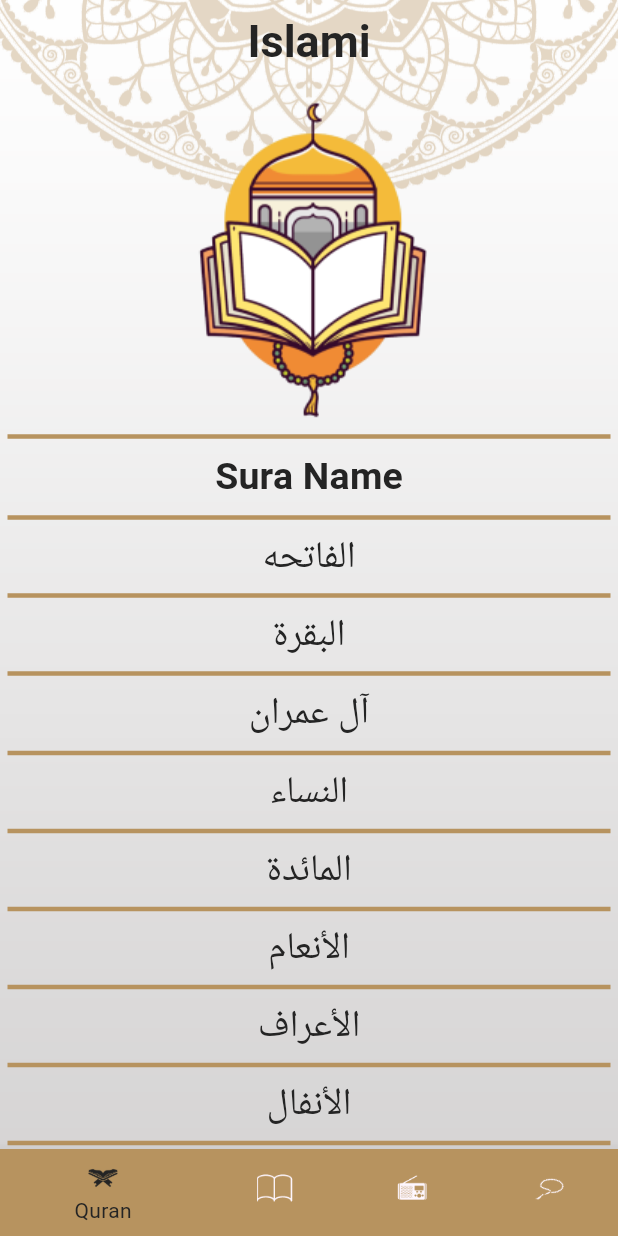
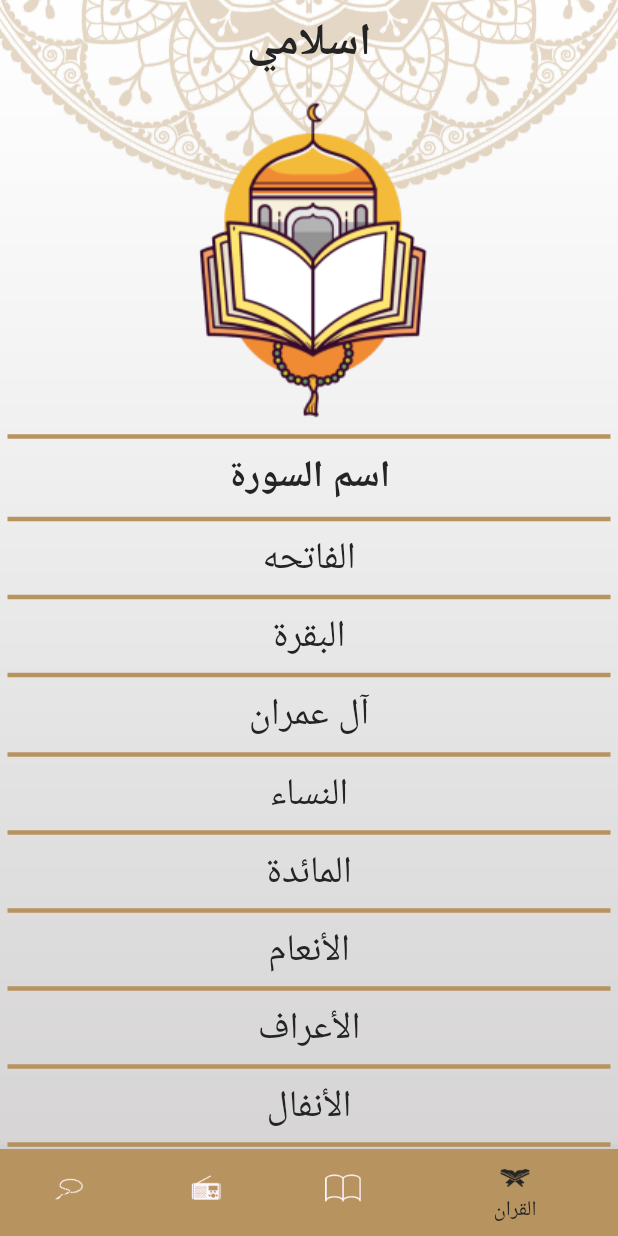
Before and after one commit to shahdadell/islamic_app, a Flutter app: the screen it shows after launch, on a phone screen of 412 x 824 dp. Run offline on Flutter 3.47's test engine with Material 3 defaults, Android fonts, the phone set to English and light mode, and no system bars; generated files the repository leaves out were written again.

Commit message:
initial hadeth_details_screen

```diff
--- /dev/null
+++ b/l10n.yaml
@@ -0,0 +1,3 @@
+arb-dir: lib/l10n
+template-arb-file: app_en.arb
+output-localization-file: app_localizations.dart
--- a/lib/home/hadeth/hadeth_details_screen.dart
+++ b/lib/home/hadeth/hadeth_details_screen.dart
@@ -6,6 +6,7 @@ import 'hadeth_tap.dart';
 class HadethDetailsScreen extends StatefulWidget {
   static const String routeName = "hadeth-detailers";
   const HadethDetailsScreen({super.key});
+
 
   @override
   State<HadethDetailsScreen> createState() => _HadethDetailsScreenState();
--- a/lib/home/hadeth/hadeth_tap.dart
+++ b/lib/home/hadeth/hadeth_tap.dart
@@ -1,8 +1,11 @@
 import 'package:flutter/material.dart';
 import 'package:flutter/services.dart';
 import 'package:islamic_app/home/hadeth/item_hadeth_name.dart';
+import 'package:flutter_gen/gen_l10n/app_localizations.dart';
 
 class HadethTap extends StatefulWidget {
+  const HadethTap({super.key});
+
   @override
   State<HadethTap> createState() => _HadethTapState();
 }
@@ -26,7 +29,7 @@ class _HadethTapState extends State<HadethTap> {
             indent: 5,
           ),
           Text(
-            "Hadeth Name",
+            AppLocalizations.of(context)!.hadeth_name,
             style: Theme.of(context).textTheme.titleMedium,
           ),
           Divider(
--- a/lib/home/homescreen/home_screen.dart
+++ b/lib/home/homescreen/home_screen.dart
@@ -1,13 +1,12 @@
 import 'package:flutter/material.dart';
-
+import 'package:flutter_gen/gen_l10n/app_localizations.dart';
 import '../hadeth/hadeth_tap.dart';
 import '../quran/quran_tab.dart';
 import '../radio/radio_tap.dart';
 import '../sebha/sebha_tap.dart';
 
-
 class HomeScreen extends StatefulWidget {
-  static const String routeName = "HomeScreen" ;
+  static const String routeName = "HomeScreen";
 
   const HomeScreen({super.key});
 
@@ -16,21 +15,23 @@ class HomeScreen extends StatefulWidget {
 }
 
 class _HomeScreenState extends State<HomeScreen> {
-  int selectedIndex = 0 ;
+  int selectedIndex = 0;
 
   @override
   Widget build(BuildContext context) {
-    var mediaQuery2 = MediaQuery.of(context).size ;
+    var mediaQuery2 = MediaQuery.of(context).size;
     return Stack(
       children: [
-        Image.asset("assets/images/background.png",
+        Image.asset(
+          "assets/images/background.png",
           width: mediaQuery2.width,
           height: mediaQuery2.height,
           fit: BoxFit.cover,
         ),
         Scaffold(
           appBar: AppBar(
-            title: Text("Islami",
+            title: Text(
+              AppLocalizations.of(context)!.app_title,
               style: Theme.of(context).textTheme.titleLarge,
             ),
           ),
@@ -39,42 +40,43 @@ class _HomeScreenState extends State<HomeScreen> {
               canvasColor: Theme.of(context).primaryColor,
             ),
             child: BottomNavigationBar(
-              currentIndex: selectedIndex ,
+                currentIndex: selectedIndex,
                 onTap: (index) {
-                selectedIndex = index ;
-                setState(() {
-
-                });
+                  selectedIndex = index;
+                  setState(() {});
                 },
-                items: const [
+                items: [
                   BottomNavigationBarItem(
-                      icon: ImageIcon(AssetImage("assets/images/quran1.png"),),
-                      label: "Quran",
+                    icon: ImageIcon(
+                      AssetImage("assets/images/quran1.png"),
+                    ),
+                    label: AppLocalizations.of(context)!.quran,
                   ),
                   BottomNavigationBarItem(
-                    icon: ImageIcon(AssetImage("assets/images/hadeth1.png"),),
-                    label: "Hadeth",
+                    icon: ImageIcon(
+                      AssetImage("assets/images/hadeth1.png"),
+                    ),
+                    label: AppLocalizations.of(context)!.hadeth,
                   ),
                   BottomNavigationBarItem(
-                    icon: ImageIcon(AssetImage("assets/images/radio1.png"),),
-                    label: "Radio",
+                    icon: ImageIcon(
+                      AssetImage("assets/images/radio1.png"),
+                    ),
+                    label: AppLocalizations.of(context)!.radio,
                   ),
                   BottomNavigationBarItem(
-                    icon: ImageIcon(AssetImage("assets/images/sebha1.png"),),
-                    label: "Sebha",
+                    icon: ImageIcon(
+                      AssetImage("assets/images/sebha1.png"),
+                    ),
+                    label: AppLocalizations.of(context)!.sebha,
                   ),
-                ]
-            ),
+                ]),
           ),
           body: tabs[selectedIndex],
         ),
       ],
     );
   }
-  List<Widget> tabs = [
-     QuranTab(),
-      HadethTap(),
-      SebhaTap(),
-      RadioTap()
-  ];
+
+  List<Widget> tabs = [QuranTab(), HadethTap(), SebhaTap(), RadioTap()];
 }
--- a/lib/home/quran/quran_tab.dart
+++ b/lib/home/quran/quran_tab.dart
@@ -1,5 +1,5 @@
 import 'package:flutter/material.dart';
-
+import 'package:flutter_gen/gen_l10n/app_localizations.dart';
 import 'item_sura_name.dart';
 
 class QuranTab extends StatelessWidget {
@@ -134,7 +134,7 @@ class QuranTab extends StatelessWidget {
             indent: 5,
           ),
           Text(
-            "Sura Name",
+            AppLocalizations.of(context)!.sura_name,
             style: Theme.of(context).textTheme.titleMedium,
           ),
           Divider(
--- /dev/null
+++ b/lib/l10n/app_ar.arb
@@ -0,0 +1,10 @@
+{
+  "app_title" : "اسلامي" ,
+  "quran" : "القران" ,
+  "sebha" : "السبحة" ,
+  "radio" : "الاذاعة",
+  "hadeth" : "الحديث",
+  "sura_name" : "اسم السورة",
+  "hadeth_name" : "اسم الحديث"
+
+}
--- /dev/null
+++ b/lib/l10n/app_en.arb
@@ -0,0 +1,10 @@
+{
+  "app_title" : "Islami" ,
+  "quran" : "Quran" ,
+  "sebha" : "Sebha" ,
+  "radio" : "Radio",
+  "hadeth" : "hadeth",
+  "sura_name" : "SuraName",
+  "hadeth_name" : "Hadeth Name"
+
+}
--- a/lib/main.dart
+++ b/lib/main.dart
@@ -1,5 +1,5 @@
 import 'package:flutter/material.dart';
-import 'package:islamic_app/home/hadeth/hadeth_tap.dart';
+import 'package:flutter_gen/gen_l10n/app_localizations.dart';
 import 'home/hadeth/hadeth_details_screen.dart';
 import 'home/homescreen/home_screen.dart';
 import 'home/quran/sura_details_screen.dart';
@@ -20,12 +20,15 @@ class MyApp extends StatelessWidget {
       debugShowCheckedModeBanner: false,
       initialRoute: SplashScreen.routeName,
       routes: {
-        SplashScreen.routeName : (context) => const SplashScreen() ,
-        HomeScreen.routeName : (context) => const HomeScreen(),
-        SuraDetailsScreen.routeName :(context) => const SuraDetailsScreen(),
-        HadethDetailsScreen.routeName :(context) => const HadethDetailsScreen(),
+        SplashScreen.routeName: (context) => const SplashScreen(),
+        HomeScreen.routeName: (context) => const HomeScreen(),
+        SuraDetailsScreen.routeName: (context) => const SuraDetailsScreen(),
+        HadethDetailsScreen.routeName: (context) => const HadethDetailsScreen(),
       },
       theme: MyTheme.lightTheme,
+      locale: Locale('ar'),
+      localizationsDelegates: AppLocalizations.localizationsDelegates,
+      supportedLocales: AppLocalizations.supportedLocales,
     );
   }
 }
--- a/lib/my_theme.dart
+++ b/lib/my_theme.dart
@@ -27,7 +27,7 @@ class MyTheme {
       ),
       titleSmall: TextStyle(
         fontSize: 25,
-        fontWeight: FontWeight.w400,
+        fontWeight: FontWeight.w500,
         color: blackColor,
       ),
     ),
--- a/pubspec.yaml
+++ b/pubspec.yaml
@@ -39,6 +39,9 @@ dependencies:
 dev_dependencies:
   flutter_test:
     sdk: flutter
+  flutter_localizations:
+    sdk: flutter
+  intl: any
 
   # The "flutter_lints" package below contains a set of recommended lints to
   # encourage good coding practices. The lint set provided by the package is
@@ -52,6 +55,7 @@ dev_dependencies:
 
 # The following section is specific to Flutter packages.
 flutter:
+  generate: true
 
   # The following line ensures that the Material Icons font is
   # included with your application, so that you can use the icons in
```
Also changed, not shown: pubspec.lock.
